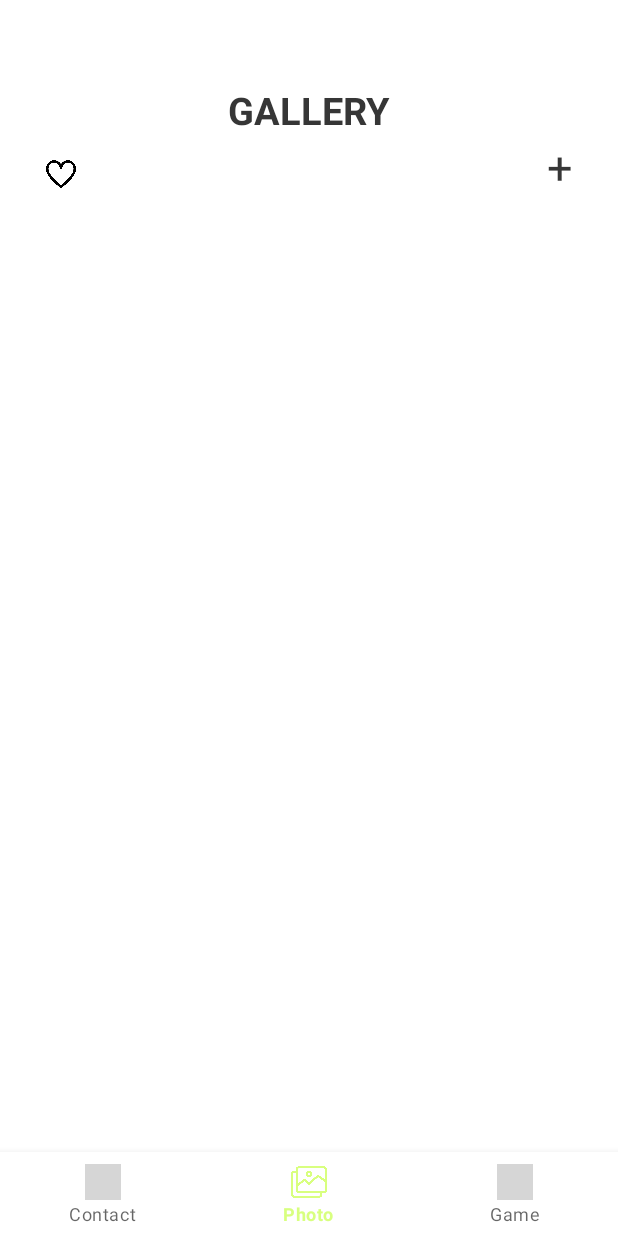
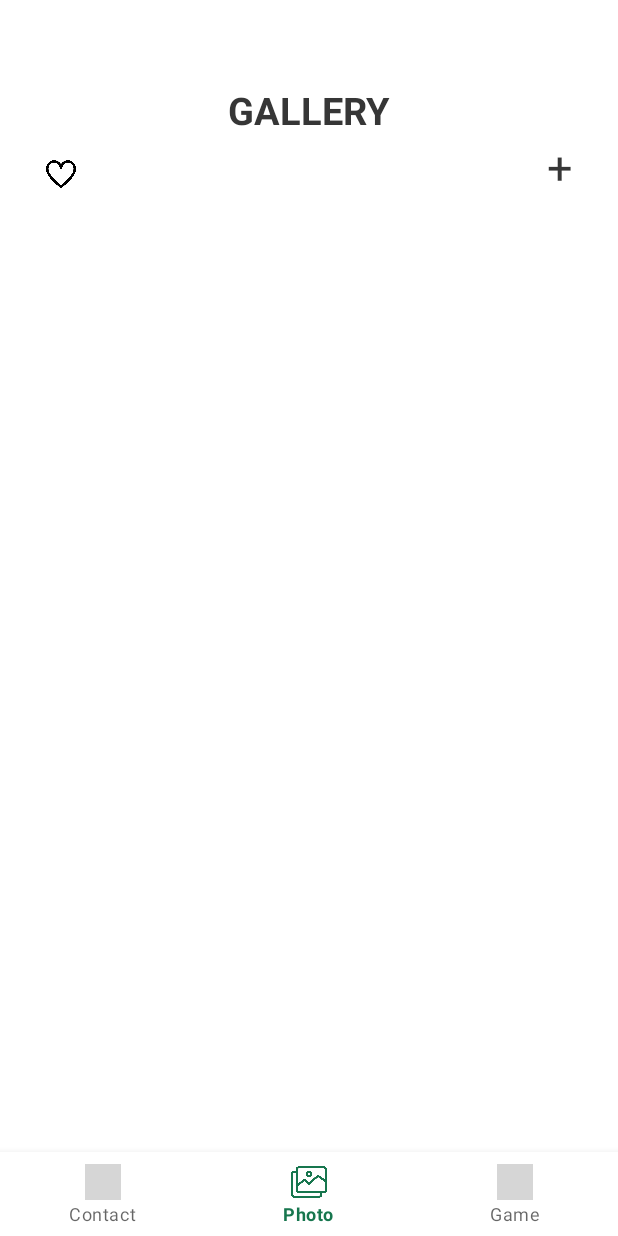
Before and after one commit to MadCamp-1stWeek/androidApp_ThreeBasicScreens, an Android app: the screen it shows after launch (MainActivity), item 2 of the bottom bar chosen, on a phone screen of 412 x 824 dp. Run offline under Robolectric (Android 15) with nearby library versions, the phone set to English and light mode, and no system bars; our stand-ins replace navigation-ui; grey boxes are pictures that could not be loaded.

Commit message:
design fix

```diff
--- a/app/src/main/java/com/heewoong/threebasicscreens/GalleryActivity.kt
+++ b/app/src/main/java/com/heewoong/threebasicscreens/GalleryActivity.kt
@@ -31,6 +31,7 @@ class GalleryActivity : AppCompatActivity() {
     override fun onCreate(savedInstanceState: Bundle?) {
         super.onCreate(savedInstanceState)
         setContentView(R.layout.activity_gallery1)
+        window.decorView.systemUiVisibility = View.SYSTEM_UI_FLAG_FULLSCREEN
 
         dbHelper = DBHelper(this)
         database = dbHelper.writableDatabase
--- a/app/src/main/java/com/heewoong/threebasicscreens/MainActivity.kt
+++ b/app/src/main/java/com/heewoong/threebasicscreens/MainActivity.kt
@@ -1,5 +1,6 @@
 package com.heewoong.threebasicscreens
 
+import android.graphics.Color
 import android.os.Bundle
 import android.view.View
 import com.google.android.material.bottomnavigation.BottomNavigationView
@@ -35,5 +36,6 @@ class MainActivity : AppCompatActivity() {
 
         setupActionBarWithNavController(navController, appBarConfiguration)
         navView.setupWithNavController(navController)
+
     }
 }
--- a/app/src/main/res/values/colors.xml
+++ b/app/src/main/res/values/colors.xml
@@ -2,7 +2,10 @@
 <resources>
     <color name="purple_200">#D2C3D9</color>
     <color name="purple_500">#80B2FF00</color>
-    <color name="purple_700">#7AF400</color>
+    <color name="purple_700">#B2FF00</color>
+    <color name="purple_800">#B2FF00</color>
+    <color name="purple_900">#17764E</color>
+
     <color name="teal_200">#FF03DAC5</color>
     <color name="teal_700">#FF018786</color>
     <color name="black">#FF363636</color>
--- a/app/src/main/res/values/themes.xml
+++ b/app/src/main/res/values/themes.xml
@@ -2,7 +2,7 @@
     <!-- Base application theme. -->
     <style name="Theme.ThreeBasicScreens" parent="Theme.MaterialComponents.DayNight.DarkActionBar">
         <!-- Primary brand color. -->
-        <item name="colorPrimary">@color/purple_500</item>
+        <item name="colorPrimary">@color/purple_900</item>
         <item name="colorPrimaryVariant">@color/purple_700</item>
         <item name="colorOnPrimary">@color/white</item>
         <!-- Secondary brand color. -->
@@ -11,6 +11,7 @@
         <item name="colorOnSecondary">@color/black</item>
         <!-- Status bar color. -->
         <item name="android:statusBarColor">?attr/colorPrimaryVariant</item>
+
         <!-- Customize your theme here. -->
         <item name="colorAccent">@color/purple_700</item>
     </style>
```
Also changed, not shown: app/src/main/res/layout/fragment_free.xml (+10 -9 lines), app/src/debug/res/drawable/game_back.png (added), app/src/debug/res/drawable/heart_full.png, app/src/debug/res/drawable/profile.png.
